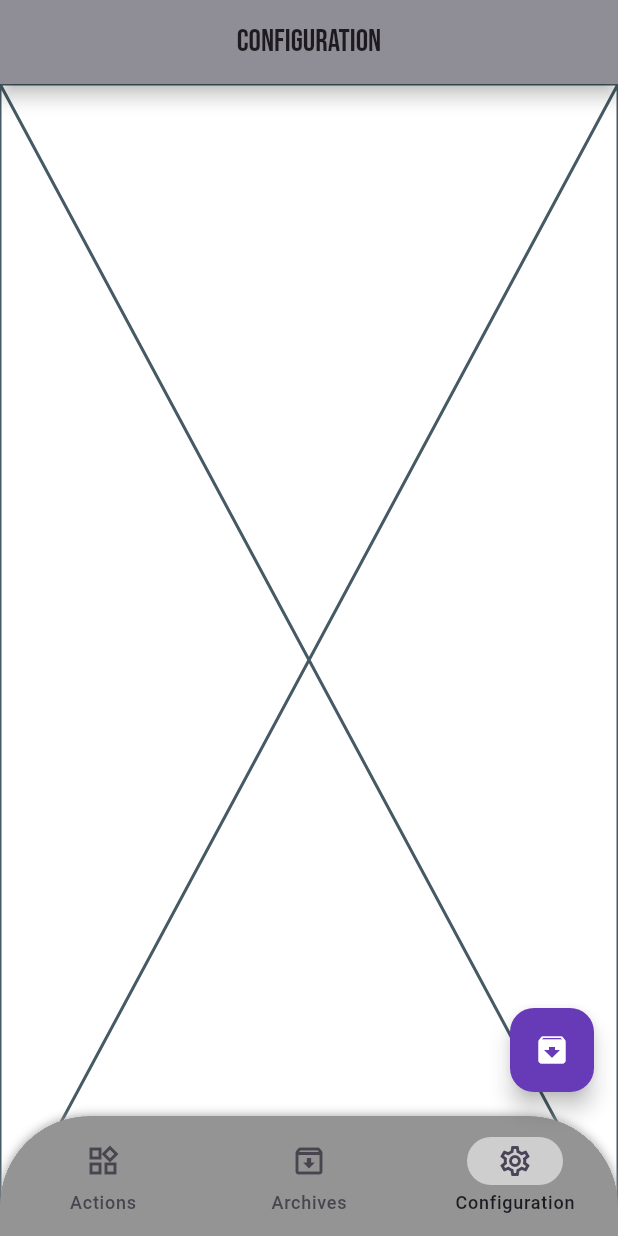
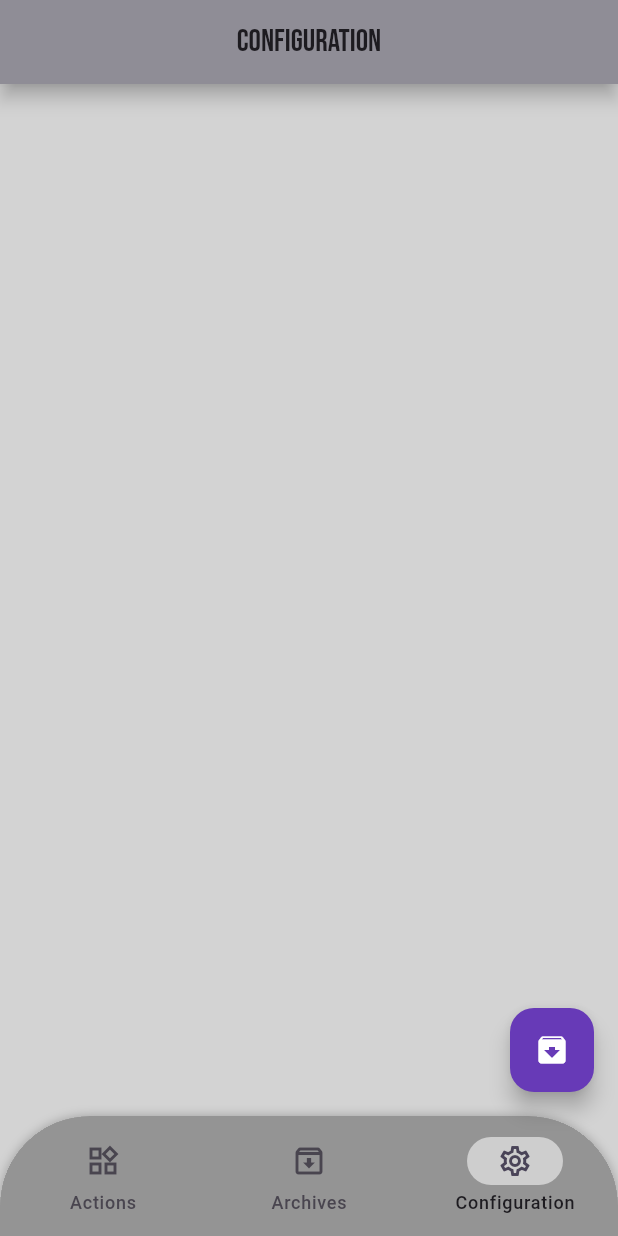
Before and after one commit to Kross26/app_pdf, a Flutter app: the screen it shows after launch, item 3 of the bottom bar chosen, on a phone screen of 412 x 824 dp. Run offline on Flutter 3.47's test engine with Material 3 defaults, Android fonts, the phone set to English and light mode, and no system bars; our stand-ins replace go_router.

Commit message:
background color added

```diff
--- a/lib/ui/pages/views/configuration_view.dart
+++ b/lib/ui/pages/views/configuration_view.dart
@@ -5,6 +5,8 @@ class ConfigurationView extends StatelessWidget {
 
   @override
   Widget build(BuildContext context) {
-    return const Placeholder();
+    return const Scaffold(
+      backgroundColor: Color.fromRGBO(211, 211, 211, 1),
+    );
   }
 }
```
